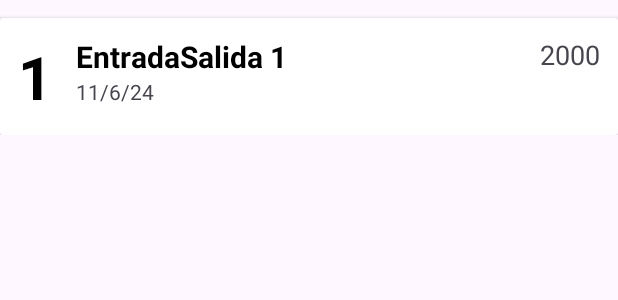
After one commit to Faust0z/Kauppa_App, an Android app: the layout fila_cajadiaria.xml on its own in the app's theme, with its tools: preview values and no code run, on a phone screen of 412 x 824 dp. The commit adds this screen. Shown: the top 300 px of the screen. Run offline under Robolectric (Android 15) with nearby library versions, the phone set to English and light mode, and no system bars.

Commit message:
- Agregada la clase CustomAdapterCajaDiaria para permitir que Recycler view de caja diaria esté funcional. - Botón agregar de caja diaria funcional. - Agregados métodos CRUD para las tablas en DatabaseHelper. - Agregado el archivo fila_cajadiaria para definir cómo se verán las filas del recyclerview de la Caja Diaria

```diff
--- /dev/null
+++ b/app/src/main/res/layout/fila_cajadiaria.xml
@@ -0,0 +1,62 @@
+<?xml version="1.0" encoding="utf-8"?>
+<LinearLayout xmlns:android="http://schemas.android.com/apk/res/android"
+    xmlns:app="http://schemas.android.com/apk/res-auto"
+    xmlns:tools="http://schemas.android.com/tools"
+    android:orientation="vertical" android:layout_width="match_parent"
+    android:layout_height="wrap_content"
+    android:id="@+id/mainLayout">
+
+    <androidx.cardview.widget.CardView
+        android:id="@+id/cardView"
+        android:layout_width="match_parent"
+        android:layout_height="wrap_content"
+        android:layout_marginTop="12dp">
+
+        <androidx.constraintlayout.widget.ConstraintLayout
+            android:layout_width="match_parent"
+            android:layout_height="wrap_content"
+            android:padding="12dp">
+
+            <TextView
+                android:id="@+id/cajadiaria_id_txt"
+                android:layout_width="wrap_content"
+                android:layout_height="wrap_content"
+                android:text="1"
+                android:textSize="40sp"
+                android:textStyle="bold"
+                android:textColor="#000"
+                app:layout_constraintBottom_toBottomOf="parent"
+                app:layout_constraintStart_toStartOf="parent"
+                app:layout_constraintTop_toTopOf="parent" />
+
+            <TextView
+                android:id="@+id/cajadiaria_entradasalida_txt"
+                android:layout_width="wrap_content"
+                android:layout_height="wrap_content"
+                android:layout_marginStart="16dp"
+                android:text="EntradaSalida 1"
+                android:textColor="#000"
+                android:textSize="20sp"
+                android:textStyle="bold"
+                app:layout_constraintStart_toEndOf="@+id/cajadiaria_id_txt"
+                app:layout_constraintTop_toTopOf="@+id/cajadiaria_id_txt" />
+
+            <TextView
+                android:id="@+id/cajadiaria_fecha_txt"
+                android:layout_width="wrap_content"
+                android:layout_height="wrap_content"
+                android:text="11/6/24"
+                app:layout_constraintStart_toStartOf="@+id/cajadiaria_entradasalida_txt"
+                app:layout_constraintTop_toBottomOf="@+id/cajadiaria_entradasalida_txt" />
+
+            <TextView
+                android:id="@+id/cajadiaria_monto_txt"
+                android:layout_width="wrap_content"
+                android:layout_height="wrap_content"
+                android:text="2000"
+                android:textSize="18sp"
+                app:layout_constraintEnd_toEndOf="parent"
+                app:layout_constraintTop_toTopOf="parent" />
+        </androidx.constraintlayout.widget.ConstraintLayout>
+    </androidx.cardview.widget.CardView>
+</LinearLayout>
```
Also changed, not shown: app/src/main/java/com/example/kauppa_emp/database/DatabaseHelper.java (+61 -1 lines), app/src/main/java/com/example/kauppa_emp/fragments/Adapters/CustomAdapterCajaDiaria.java (added, +88 -0 lines), app/src/main/java/com/example/kauppa_emp/fragments/CajaDiariaFragment.java (+78 -13 lines).
